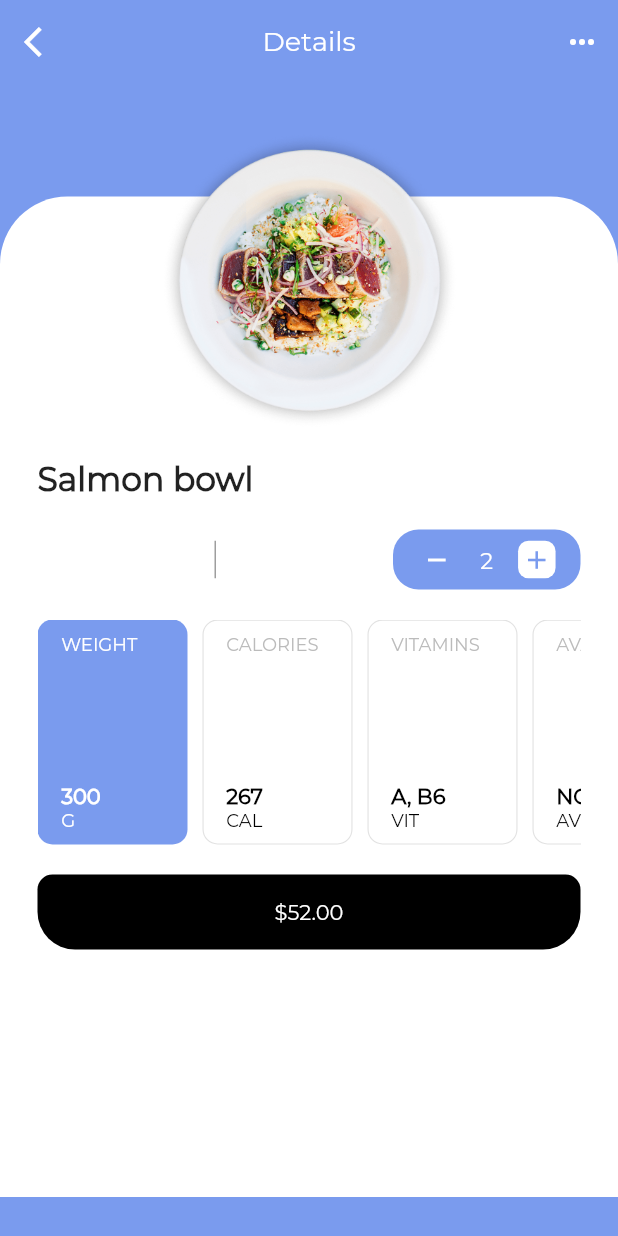
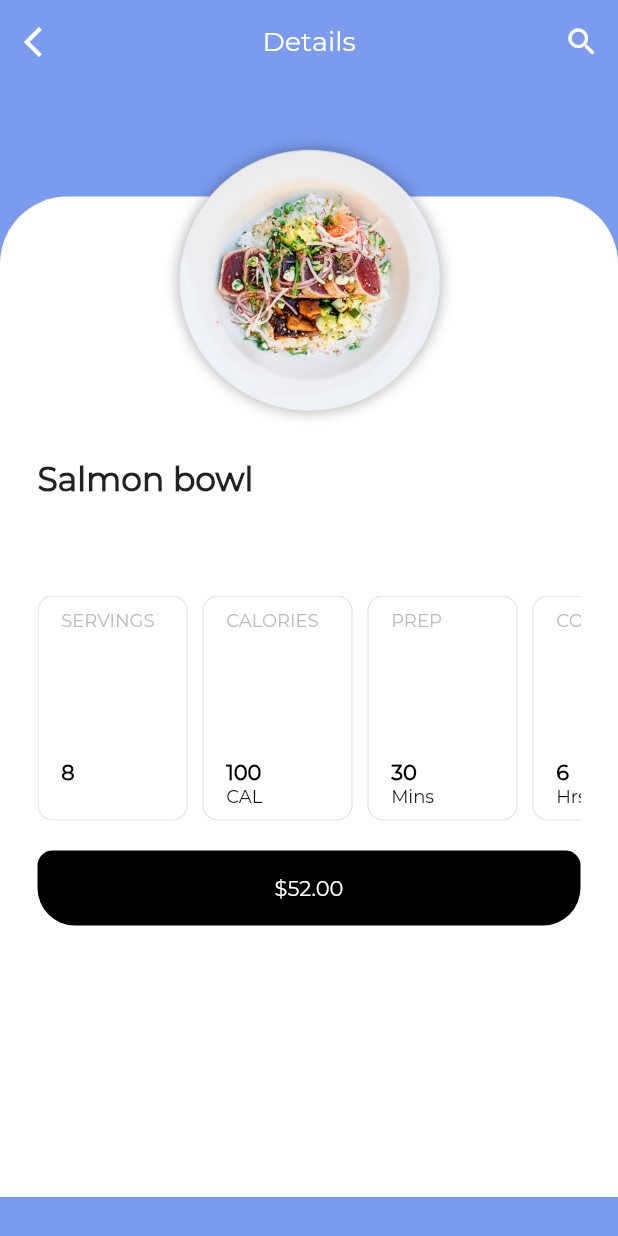
Before and after one commit to txkidxki/project-953494, a Flutter app: the screen it shows after launch, after a tap on "Salmon bowl", on a phone screen of 412 x 824 dp. Run offline on Flutter 3.47's test engine with Material 2 defaults, Android fonts, the phone set to English and light mode, and no system bars; project files that could hold a hidden picture were left out.

Commit message:
edit page details

```diff
--- a/lib/detailsPage.dart
+++ b/lib/detailsPage.dart
@@ -36,7 +36,7 @@ class _DetailsPageState extends State<DetailsPage> {
           centerTitle: true,
           actions: <Widget>[
             IconButton(
-              icon: Icon(Icons.more_horiz),
+              icon: Icon(Icons.search_rounded),
               onPressed: () {},
               color: Colors.white,
             )
@@ -92,58 +92,58 @@ class _DetailsPageState extends State<DetailsPage> {
                                 fontFamily: 'Montserrat',
                                 fontSize: 20.0,
                                 color: Colors.grey)),
-                        Container(height: 25.0, color: Colors.grey, width: 1.0),
-                        Container(
-                          width: 125.0,
-                          height: 40.0,
-                          decoration: BoxDecoration(
-                              borderRadius: BorderRadius.circular(17.0),
-                              color: Color(0xFF7A9BEE)),
-                          child: Row(
-                            mainAxisAlignment: MainAxisAlignment.spaceEvenly,
-                            children: <Widget>[
-                              InkWell(
-                                onTap: () {},
-                                child: Container(
-                                  height: 25.0,
-                                  width: 25.0,
-                                  decoration: BoxDecoration(
-                                      borderRadius: BorderRadius.circular(7.0),
-                                      color: Color(0xFF7A9BEE)),
-                                  child: Center(
-                                    child: Icon(
-                                      Icons.remove,
-                                      color: Colors.white,
-                                      size: 20.0,
-                                    ),
-                                  ),
-                                ),
-                              ),
-                              Text('2',
-                                  style: TextStyle(
-                                      color: Colors.white,
-                                      fontFamily: 'Montserrat',
-                                      fontSize: 15.0)),
-                              InkWell(
-                                onTap: () {},
-                                child: Container(
-                                  height: 25.0,
-                                  width: 25.0,
-                                  decoration: BoxDecoration(
-                                      borderRadius: BorderRadius.circular(7.0),
-                                      color: Colors.white),
-                                  child: Center(
-                                    child: Icon(
-                                      Icons.add,
-                                      color: Color(0xFF7A9BEE),
-                                      size: 20.0,
-                                    ),
-                                  ),
-                                ),
-                              )
-                            ],
-                          ),
-                        )
+                        // Container(height: 25.0, color: Colors.grey, width: 1.0),
+                        // Container(
+                        //   width: 125.0,
+                        //   height: 40.0,
+                        //   decoration: BoxDecoration(
+                        //       borderRadius: BorderRadius.circular(17.0),
+                        //       color: Color(0xFF7A9BEE)),
+                        //   child: Row(
+                        //     mainAxisAlignment: MainAxisAlignment.spaceEvenly,
+                        //     children: <Widget>[
+                        //       // InkWell(
+                        //       //   onTap: () {},
+                        //       //   child: Container(
+                        //       //     height: 25.0,
+                        //       //     width: 25.0,
+                        //       //     decoration: BoxDecoration(
+                        //       //         borderRadius: BorderRadius.circular(7.0),
+                        //       //         color: Color(0xFF7A9BEE)),
+                        //       //     child: Center(
+                        //       //       child: Icon(
+                        //       //         Icons.remove,
+                        //       //         color: Colors.white,
+                        //       //         size: 20.0,
+                        //       //       ),
+                        //       //     ),
+                        //       //   ),
+                        //       // ),
+                        //       // Text('2',
+                        //       //     style: TextStyle(
+                        //       //         color: Colors.white,
+                        //       //         fontFamily: 'Montserrat',
+                        //       //         fontSize: 15.0)),
+                        //       // InkWell(
+                        //       //   onTap: () {},
+                        //       //   child: Container(
+                        //       //     height: 25.0,
+                        //       //     width: 25.0,
+                        //       //     decoration: BoxDecoration(
+                        //       //         borderRadius: BorderRadius.circular(7.0),
+                        //       //         color: Colors.white),
+                        //       //     child: Center(
+                        //       //       child: Icon(
+                        //       //         Icons.add,
+                        //       //         color: Color(0xFF7A9BEE),
+                        //       //         size: 20.0,
+                        //       //       ),
+                        //       //     ),
+                        //       //   ),
+                        //       // )
+                        //     ],
+                        //   ),
+                        // )
                       ],
                     ),
                     SizedBox(height: 20.0),
@@ -152,33 +152,34 @@ class _DetailsPageState extends State<DetailsPage> {
                         child: ListView(
                           scrollDirection: Axis.horizontal,
                           children: <Widget>[
-                          _buildInfoCard('WEIGHT', '300', 'G'),
+                            _buildInfoCard('SERVINGS', '8', ''),
                             SizedBox(width: 10.0),
-                            _buildInfoCard('CALORIES', '267', 'CAL'),
+                            _buildInfoCard('CALORIES', '100', 'CAL'),
                             SizedBox(width: 10.0),
-                            _buildInfoCard('VITAMINS', 'A, B6', 'VIT'),
+                            _buildInfoCard('PREP', '30', 'Mins'),
                             SizedBox(width: 10.0),
-                            _buildInfoCard('AVAIL', 'NO', 'AV')
+                            _buildInfoCard('COOK', '6', 'Hrs'),
+                            SizedBox(width: 10.0),
+                            _buildInfoCard('TOTAL', '6.30', 'Hrs'),
                           ],
-                      )
-                    ),
+                        )),
                     SizedBox(height: 20.0),
                     Padding(
-                        padding: EdgeInsets.only(bottom:5.0),
+                      padding: EdgeInsets.only(bottom: 5.0),
                       child: Container(
                         decoration: BoxDecoration(
-                            borderRadius: BorderRadius.only(topLeft: Radius.circular(10.0), topRight: Radius.circular(10.0), bottomLeft: Radius.circular(25.0), bottomRight: Radius.circular(25.0)),
-                            color: Colors.black
-                          ),
+                            borderRadius: BorderRadius.only(
+                                topLeft: Radius.circular(10.0),
+                                topRight: Radius.circular(10.0),
+                                bottomLeft: Radius.circular(25.0),
+                                bottomRight: Radius.circular(25.0)),
+                            color: Colors.black),
                         height: 50.0,
                         child: Center(
-                            child: Text(
-                              '\$52.00',
+                          child: Text('\$52.00',
                               style: TextStyle(
                                   color: Colors.white,
-                                fontFamily: 'Montserrat'
-                              )
-                            ),
+                                  fontFamily: 'Montserrat')),
                         ),
                       ),
                     )
@@ -198,15 +199,14 @@ class _DetailsPageState extends State<DetailsPage> {
             curve: Curves.easeIn,
             decoration: BoxDecoration(
               borderRadius: BorderRadius.circular(10.0),
-          color: cardTitle == selectedCard ? Color(0xFF7A9BEE) : Colors.white,
+              color:
+                  cardTitle == selectedCard ? Color(0xFF7A9BEE) : Colors.white,
               border: Border.all(
-            color: cardTitle == selectedCard ?
-            Colors.transparent :
-            Colors.grey.withOpacity(0.3),
+                  color: cardTitle == selectedCard
+                      ? Colors.transparent
+                      : Colors.grey.withOpacity(0.3),
                   style: BorderStyle.solid,
-          width: 0.75
-          ),
-
+                  width: 0.75),
             ),
             height: 100.0,
             width: 100.0,
@@ -220,8 +220,9 @@ class _DetailsPageState extends State<DetailsPage> {
                         style: TextStyle(
                           fontFamily: 'Montserrat',
                           fontSize: 12.0,
-                    color:
-                        cardTitle == selectedCard ? Colors.white : Colors.grey.withOpacity(0.7),
+                          color: cardTitle == selectedCard
+                              ? Colors.white
+                              : Colors.grey.withOpacity(0.7),
                         )),
                   ),
                   Padding(
@@ -248,10 +249,7 @@ class _DetailsPageState extends State<DetailsPage> {
                       ],
                     ),
                   )
-          ]
-        )
-      )
-    );
+                ])));
   }
 
   selectCard(cardTitle) {
```
Also changed, not shown: pubspec.lock. Lines whose indentation alone changed are shown as unchanged.
